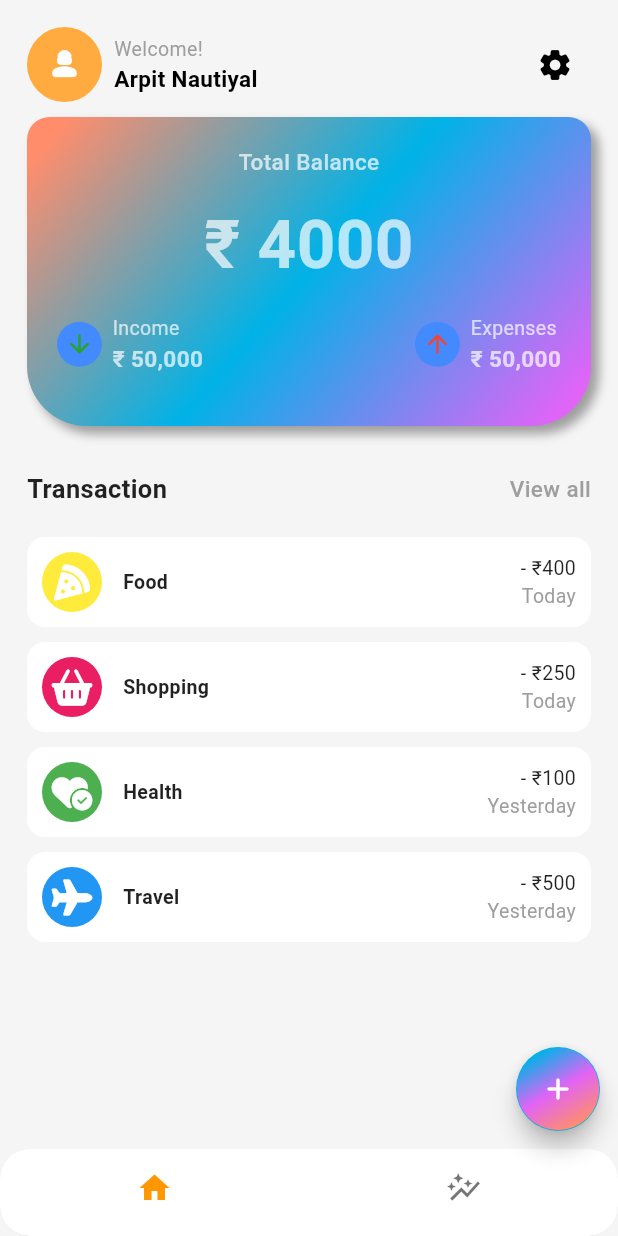
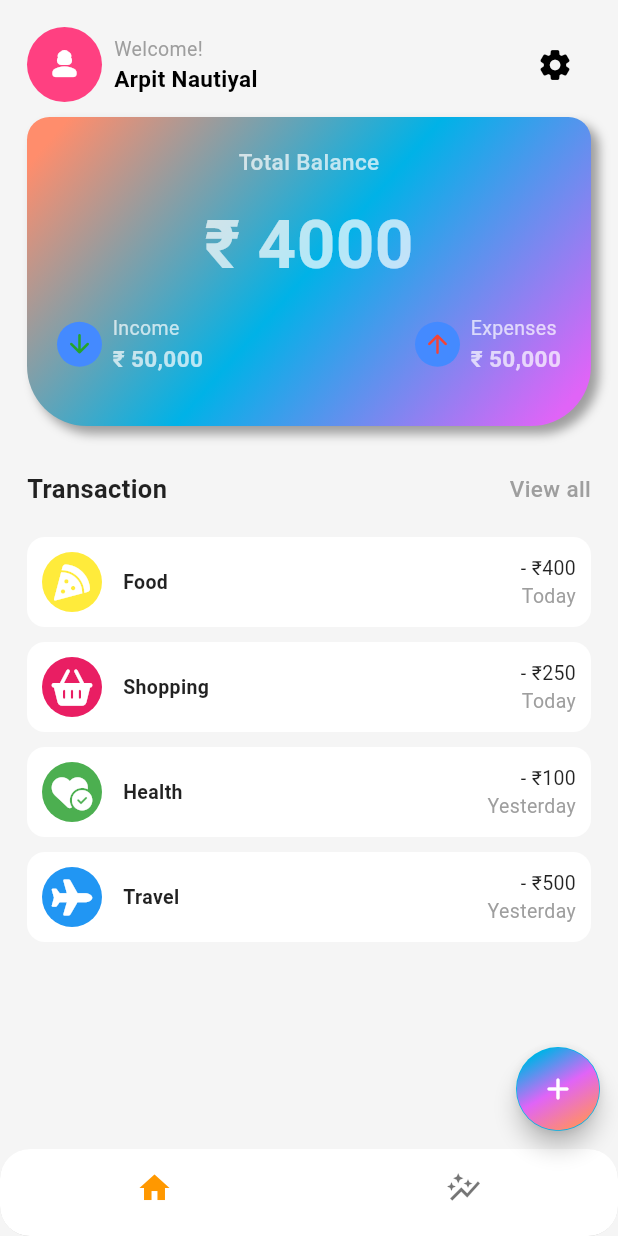
Before and after one commit to ArpitNautiyal2201/Expenses-Tracker-app, a Flutter app: the screen it shows after launch, on a phone screen of 412 x 824 dp. Run offline on Flutter 3.47's test engine with Material 3 defaults, Android fonts, the phone set to English and light mode, and no system bars; our stand-ins replace cloud_firestore, fl_chart, flutter_colorpicker, font_awesome_flutter; accounts and stored records are empty.

Commit message:
14th time changes in application

```diff
--- a/lib/screens/home/views/main_screen.dart
+++ b/lib/screens/home/views/main_screen.dart
@@ -24,7 +24,8 @@ class MainScreen extends StatelessWidget {
                           height: 50,
                           decoration: const BoxDecoration(
                               shape: BoxShape.circle,
-                              color: Colors.orangeAccent),
+                              color: Colors.pinkAccent
+                              ),
                         ),
                         const Icon(
                           Icons.person_3_rounded,
```
Also changed, not shown: assets/entertainment.png, assets/food.png, assets/home.png, assets/pet.png, assets/tech.png, assets/travel.png.
